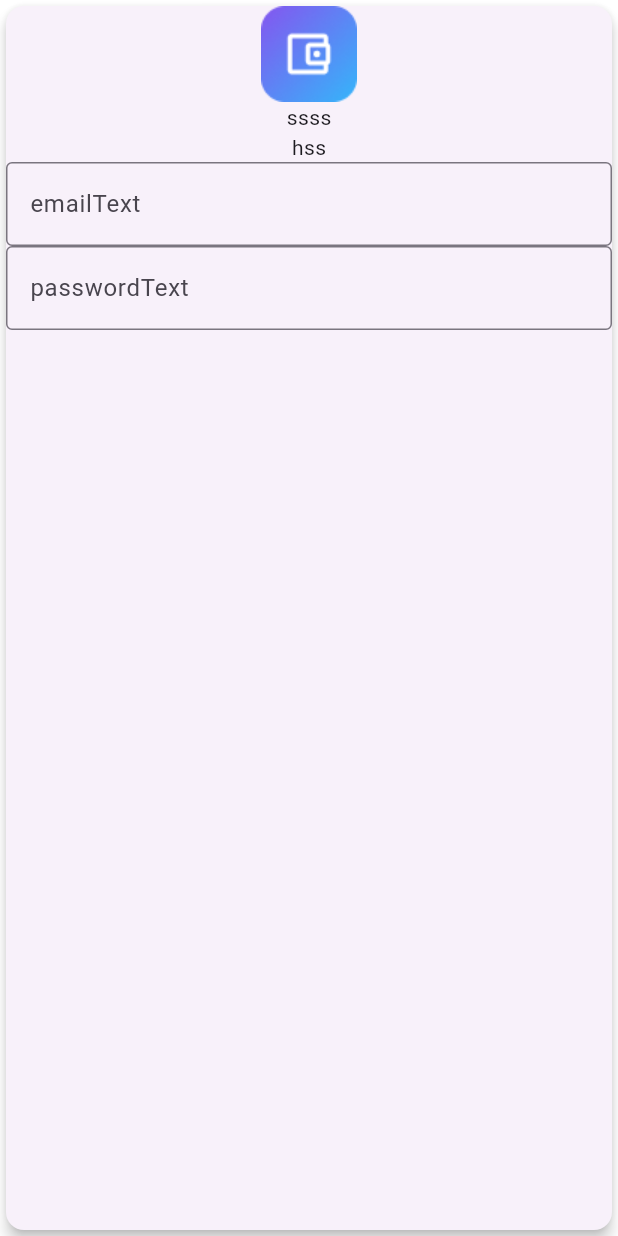
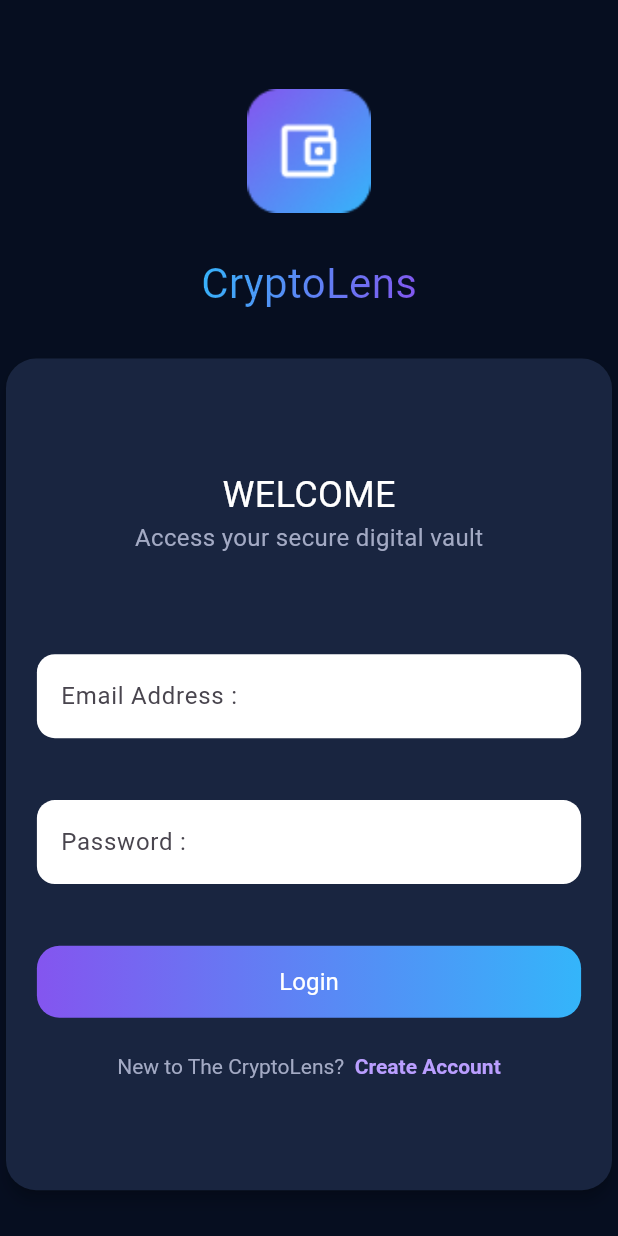
Before and after one commit to bbetulgulec/Cryptolens, a Flutter app: the screen it shows after launch, on a phone screen of 412 x 824 dp. Run offline on Flutter 3.47's test engine with Material 3 defaults, Android fonts, the phone set to English and light mode, and no system bars; our stand-ins replace connectivity_plus, device_info_plus, dio, flutter_cache_manager.

Commit message:
feat: added login screen

```diff
--- /dev/null
+++ b/lib/app/common/enum/app_color.dart
@@ -0,0 +1,11 @@
+import 'package:flutter/material.dart';
+
+final class AppColor {
+  static const Color midnightBlue = Color(0xFF192540);
+  static const Color white = Color(0XFFFFFFFF);
+  static const Color skyBlue = Color(0xFFA3AAC4);
+  static const Color modernViolet = Color(0xFF8455EF);
+  static const Color electricBlue = Color(0xFF34B5FA);
+  static const Color cornflowerPurple = Color(0xFFBA9EFF);
+  static const Color richBlack = Color(0xFF060E20);
+}
--- /dev/null
+++ b/lib/app/common/widgets/app_button_gradient.dart
@@ -0,0 +1,32 @@
+import 'package:crypto_lens/app/common/enum/app_color.dart';
+import 'package:crypto_lens/app/common/widgets/app_text.dart';
+import 'package:flutter/material.dart';
+
+class AppButtonGradient extends StatelessWidget {
+  const AppButtonGradient({super.key, required this.buttonText});
+
+  final String? buttonText;
+
+  @override
+  Widget build(BuildContext context) {
+    return SizedBox(
+      width: double.infinity,
+      child: DecoratedBox(
+        decoration: BoxDecoration(
+          gradient: const LinearGradient(
+            colors: [AppColor.modernViolet, AppColor.electricBlue],
+          ),
+          borderRadius: BorderRadius.circular(15),
+        ),
+        child: ElevatedButton(
+          onPressed: () {},
+          style: ElevatedButton.styleFrom(
+            backgroundColor: Colors.transparent,
+            shadowColor: Colors.transparent,
+          ),
+          child: AppText.medium(buttonText ?? "", color: AppColor.white),
+        ),
+      ),
+    );
+  }
+}
--- a/lib/app/common/widgets/app_card.dart
+++ b/lib/app/common/widgets/app_card.dart
@@ -1,4 +1,10 @@
+import 'package:crypto_lens/app/common/enum/app_color.dart';
 import 'package:crypto_lens/app/common/enum/app_image.dart';
+import 'package:crypto_lens/app/common/widgets/app_button_gradient.dart';
+import 'package:crypto_lens/app/common/widgets/app_text.dart';
+import 'package:crypto_lens/app/common/widgets/app_textField.dart';
+import 'package:crypto_lens/core/extensions/build_context_extensions.dart';
+import 'package:crypto_lens/core/extensions/widgets/padding_extensions.dart';
 import 'package:flutter/material.dart';
 
 class AppCard extends StatelessWidget {
@@ -6,37 +12,62 @@ class AppCard extends StatelessWidget {
   final String titleDesc;
   final String emailText;
   final String passwordText;
+  final String? buttonText;
+  final String richTextFirst;
+  final String richTextSecond;
+
   const AppCard({
     super.key,
     required this.title,
     required this.titleDesc,
     required this.emailText,
     required this.passwordText,
+    this.buttonText,
+    required this.richTextFirst,
+    required this.richTextSecond,
   });
 
   @override
   Widget build(BuildContext context) {
     return Card(
+      shape: RoundedRectangleBorder(borderRadius: BorderRadius.circular(20)),
+      color: AppColor.midnightBlue,
       elevation: 4,
-      child: Column(
-        children: [
-          Image.asset(AppImage.appIcon.path, fit: BoxFit.cover),
-          Text(title),
-          Text(titleDesc),
-          TextField(
-            decoration: InputDecoration(
-              labelText: emailText,
-              border: OutlineInputBorder(),
-            ),
+      child:
+          Column(
+            mainAxisSize: MainAxisSize.min,
+
+            children: [
+              AppText.bold(title, color: AppColor.white),
+
+              AppText.medium(titleDesc, color: AppColor.skyBlue),
+              SizedBox(height: context.height * 0.08),
+              AppTextField(text: emailText),
+              SizedBox(height: context.height * 0.05),
+              AppTextField(text: passwordText),
+              SizedBox(height: context.height * 0.05),
+              AppButtonGradient(buttonText: buttonText),
+              SizedBox(height: context.height * 0.03),
+              RichText(
+                text: TextSpan(
+                  text: richTextFirst,
+                  style: const TextStyle(color: AppColor.skyBlue),
+                  children: <TextSpan>[
+                    TextSpan(
+                      text: richTextSecond,
+                      style: const TextStyle(
+                        color: AppColor.cornflowerPurple,
+                        fontWeight: FontWeight.bold,
+                      ),
+                    ),
+                  ],
+                ),
+              ),
+            ],
+          ).symmetricPadding(
+            horizontal: context.width * 0.05,
+            vertical: context.height * 0.09,
           ),
-          TextField(
-            decoration: InputDecoration(
-              labelText: passwordText,
-              border: OutlineInputBorder(),
-            ),
-          ),
-        ],
-      ),
     );
   }
 }
--- /dev/null
+++ b/lib/app/common/widgets/app_text.dart
@@ -0,0 +1,125 @@
+import 'package:flutter/material.dart';
+
+class AppText extends StatelessWidget {
+  final String text;
+  final double fontSize;
+  final FontWeight fontWeight;
+  final Color? color;
+  final TextAlign? textAlign;
+  final int? maxLines;
+  final TextDecoration? decoration;
+
+  const AppText._(
+    this.text, {
+    super.key,
+    required this.fontSize,
+    required this.fontWeight,
+    this.color,
+    this.textAlign,
+    this.maxLines,
+    this.decoration,
+  });
+
+  factory AppText.bold(
+    String text, {
+    Key? key,
+    double? size,
+    Color? color,
+    TextAlign? textAlign,
+    int? maxLines,
+    FontWeight fontWeight = FontWeight.w400,
+    TextDecoration? decoration,
+  }) {
+    return AppText._(
+      text,
+      key: key,
+      fontSize: size ?? 24,
+      fontWeight: fontWeight,
+      color: color,
+      textAlign: textAlign,
+      maxLines: maxLines,
+      decoration: decoration,
+    );
+  }
+
+  factory AppText.semiBold(
+    String text, {
+    Key? key,
+    double? size,
+    Color? color,
+    TextAlign? textAlign,
+    int? maxLines,
+    FontWeight fontWeight = FontWeight.w400,
+    TextDecoration? decoration,
+  }) {
+    return AppText._(
+      text,
+      key: key,
+      fontSize: size ?? 18,
+      fontWeight: fontWeight,
+      color: color,
+      textAlign: textAlign,
+      maxLines: maxLines,
+      decoration: decoration,
+    );
+  }
+
+  factory AppText.medium(
+    String text, {
+    Key? key,
+    double? size,
+    Color? color,
+    TextAlign? textAlign,
+    int? maxLines,
+    FontWeight fontWeight = FontWeight.w400,
+    TextDecoration? decoration,
+  }) {
+    return AppText._(
+      text,
+      key: key,
+      fontSize: size ?? 16,
+      fontWeight: fontWeight,
+      color: color,
+      textAlign: textAlign,
+      maxLines: maxLines,
+      decoration: decoration,
+    );
+  }
+
+  factory AppText.regular(
+    String text, {
+    Key? key,
+    double? size,
+    Color? color,
+    TextAlign? textAlign,
+    int? maxLines,
+    FontWeight fontWeight = FontWeight.w400,
+    TextDecoration? decoration,
+  }) {
+    return AppText._(
+      text,
+      key: key,
+      fontSize: size ?? 14,
+      fontWeight: fontWeight,
+      color: color,
+      textAlign: textAlign,
+      maxLines: maxLines,
+      decoration: decoration,
+    );
+  }
+
+  @override
+  Widget build(BuildContext context) {
+    return Text(
+      text,
+      textAlign: textAlign,
+      maxLines: maxLines,
+      style: TextStyle(
+        decoration: decoration,
+        fontWeight: fontWeight,
+        fontSize: fontSize,
+        color: color,
+      ),
+    );
+  }
+}
--- /dev/null
+++ b/lib/app/common/widgets/app_textField.dart
@@ -0,0 +1,23 @@
+import 'package:crypto_lens/app/common/enum/app_color.dart';
+import 'package:flutter/material.dart';
+
+class AppTextField extends StatelessWidget {
+  const AppTextField({super.key, required this.text});
+
+  final String text;
+
+  @override
+  Widget build(BuildContext context) {
+    return TextField(
+      decoration: InputDecoration(
+        labelText: text,
+        filled: true,
+        fillColor: AppColor.white,
+        border: OutlineInputBorder(
+          borderRadius: BorderRadius.circular(12),
+          borderSide: BorderSide.none,
+        ),
+      ),
+    );
+  }
+}
--- a/lib/app/features/presentation/login/view/login_view.dart
+++ b/lib/app/features/presentation/login/view/login_view.dart
@@ -1,4 +1,10 @@
+import 'package:crypto_lens/app/common/enum/app_color.dart';
+import 'package:crypto_lens/app/common/enum/app_image.dart';
 import 'package:crypto_lens/app/common/widgets/app_card.dart';
+import 'package:crypto_lens/app/common/widgets/app_text.dart';
+import 'package:crypto_lens/app/features/presentation/login/widget/title_text.dart';
+import 'package:crypto_lens/core/extensions/build_context_extensions.dart';
+import 'package:crypto_lens/core/extensions/widgets/padding_extensions.dart';
 import 'package:flutter/material.dart';
 
 class LoginView extends StatelessWidget {
@@ -6,13 +12,30 @@ class LoginView extends StatelessWidget {
 
   @override
   Widget build(BuildContext context) {
-    return Center(
-      child: AppCard(
-        title: "ssss",
-        titleDesc: "hss",
-        emailText: "emailText",
-        passwordText: "passwordText",
-      ),
+    return Scaffold(
+      backgroundColor: AppColor.richBlack,
+      body: Column(
+        mainAxisAlignment: MainAxisAlignment.spaceEvenly,
+        crossAxisAlignment: CrossAxisAlignment.center,
+        children: [
+          Image.asset(
+            AppImage.appIcon.path,
+            width: context.width * 0.2,
+            height: context.width * 0.2,
+            fit: BoxFit.contain,
+          ),
+          TitleText(),
+          AppCard(
+            title: "WELCOME",
+            titleDesc: "Access your secure digital vault",
+            emailText: "Email Address : ",
+            passwordText: "Password : ",
+            buttonText: "Login",
+            richTextFirst: 'New to The CryptoLens?',
+            richTextSecond: '  Create Account',
+          ),
+        ],
+      ).onlyPadding(top: context.height * 0.04),
     );
   }
 }
--- /dev/null
+++ b/lib/app/features/presentation/login/widget/title_text.dart
@@ -0,0 +1,20 @@
+import 'package:crypto_lens/app/common/enum/app_color.dart';
+import 'package:crypto_lens/app/common/widgets/app_text.dart';
+import 'package:flutter/material.dart';
+
+class TitleText extends StatelessWidget {
+  const TitleText({super.key});
+
+  @override
+  Widget build(BuildContext context) {
+    return ShaderMask(
+      blendMode: BlendMode.srcIn,
+      shaderCallback: (bounds) => const LinearGradient(
+        colors: [AppColor.electricBlue, AppColor.modernViolet],
+        begin: Alignment.topLeft,
+        end: Alignment.bottomRight,
+      ).createShader(Rect.fromLTWH(0, 0, bounds.width, bounds.height)),
+      child: AppText.bold("CryptoLens", size: 28),
+    );
+  }
+}
```
